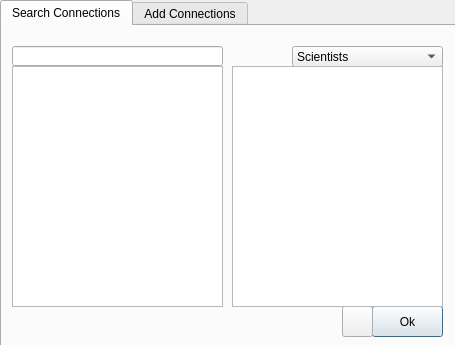
The window that 3Vikna/include/connections.ui (OArnarsson/Qt-SQLite-DesktopApp) describes before a commit, drawn with Qt 5.
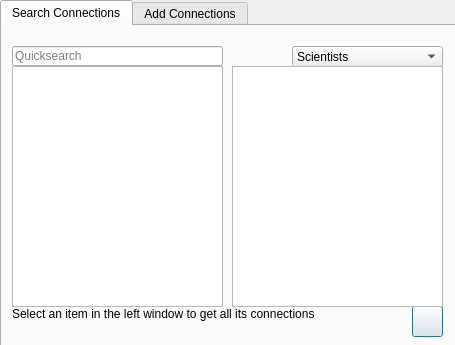
The same window after the commit. The open tabs and pages were chosen to show the change. Icons and pictures are not drawn.

```diff
--- a/3Vikna/include/connections.ui
+++ b/3Vikna/include/connections.ui
@@ -29,23 +29,10 @@
     <attribute name="title">
      <string>Search Connections</string>
     </attribute>
-    <widget class="QPushButton" name="OkButton_2">
-     <property name="geometry">
-      <rect>
-       <x>370</x>
-       <y>280</y>
-       <width>71</width>
-       <height>31</height>
-      </rect>
-     </property>
-     <property name="text">
-      <string>Ok</string>
-     </property>
-    </widget>
     <widget class="QPushButton" name="Remove">
      <property name="geometry">
       <rect>
-       <x>340</x>
+       <x>410</x>
        <y>280</y>
        <width>31</width>
        <height>31</height>
@@ -86,6 +73,9 @@
        <height>20</height>
       </rect>
      </property>
+     <property name="placeholderText">
+      <string>Quicksearch</string>
+     </property>
     </widget>
     <widget class="QComboBox" name="comboBox">
      <property name="geometry">
@@ -156,6 +146,19 @@
       </rect>
      </property>
     </widget>
+    <widget class="QLabel" name="label">
+     <property name="geometry">
+      <rect>
+       <x>10</x>
+       <y>280</y>
+       <width>311</width>
+       <height>16</height>
+      </rect>
+     </property>
+     <property name="text">
+      <string>Select an item in the left window to get all its connections</string>
+     </property>
+    </widget>
    </widget>
    <widget class="QWidget" name="tab_2">
     <attribute name="title">
```
Left out of the diff: 54 changed lines with no effect on the pictures.
